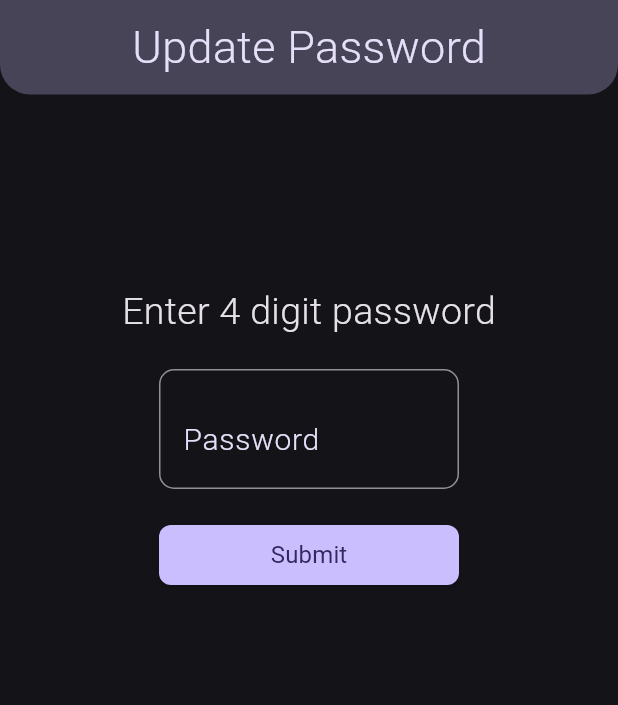
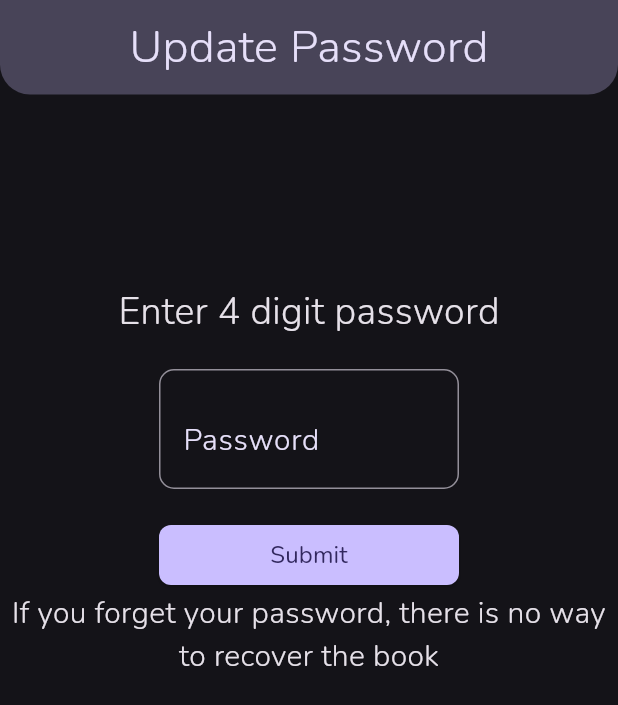
Before and after one commit to shravan-g-k/SKY-Book-public, a Flutter app: the CreateUpdatePasswordScreen screen opened directly with empty values, on a phone screen of 412 x 824 dp. Shown: the top 705 px of the screen. Run offline on Flutter 3.47's test engine with Material 2 defaults, Android fonts, the phone set to English and light mode, and no system bars; our stand-ins replace firebase_auth, firebase_core, flutter_riverpod, fluttertoast, go_router, google_fonts and 2 more; missing offline and left inert: encrypt, flutter_quill; accounts and stored records are empty.

Commit message:
google fonts added

```diff
--- a/lib/main.dart
+++ b/lib/main.dart
@@ -7,14 +7,14 @@ import 'package:skybook/utils/theme.dart';
 void main() async {
   runApp(
     const ProviderScope(
-      child: skybook(),
+      child: SkyBook(),
     ),
   );
   await Firebase.initializeApp();
 }
 
-class skybook extends ConsumerWidget {
-  const skybook({super.key});
+class SkyBook extends ConsumerWidget {
+  const SkyBook({super.key});
 
   @override
   Widget build(BuildContext context, WidgetRef ref) {
@@ -26,7 +26,7 @@ class skybook extends ConsumerWidget {
             seedColor: const Color.fromARGB(255, 89, 0, 255),
             brightness: brightness,
           ),
-          textTheme: const TextTheme(
+          textTheme: TextTheme(
             titleLarge: titleTextStyle,
             titleMedium: titleTextStyle,
             titleSmall: titleTextStyle,
--- a/lib/screens/books_screens/create_password_screen.dart
+++ b/lib/screens/books_screens/create_password_screen.dart
@@ -193,6 +193,10 @@ class _CreatePasswordScreenState
                   ),
                 ),
               ),
+              const Text(
+                'If you forget your password, there is no way to recover the book',
+                textAlign: TextAlign.center,
+              )
             ],
           ),
         ),
--- a/lib/utils/theme.dart
+++ b/lib/utils/theme.dart
@@ -1,5 +1,6 @@
 import 'package:flutter/material.dart';
 import 'package:flutter_riverpod/flutter_riverpod.dart';
+import 'package:google_fonts/google_fonts.dart';
 
 final brightnessNotifierProvider =
     StateNotifierProvider<BrightnessNotifier, Brightness>((ref) {
@@ -14,7 +15,7 @@ class BrightnessNotifier extends StateNotifier<Brightness> {
   }
 }
 
-const TextStyle titleTextStyle = TextStyle(
+TextStyle titleTextStyle = GoogleFonts.nunito(
   fontSize: 20,
   fontWeight: FontWeight.w300,
 );
--- a/pubspec.yaml
+++ b/pubspec.yaml
@@ -46,6 +46,7 @@ dependencies:
   fluttertoast: ^8.2.2
   encrypt: ^5.0.1
   flutter_quill: ^7.0.4
+  google_fonts: ^5.1.0
 
 dev_dependencies:
   flutter_test:
```
Also changed, not shown: pubspec.lock, 1 other file.
